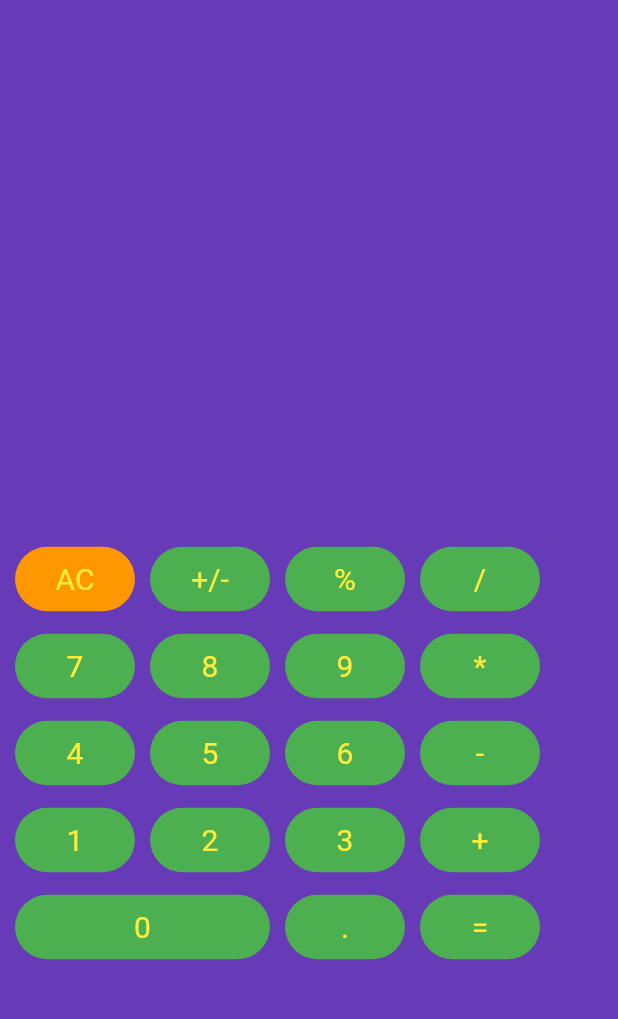
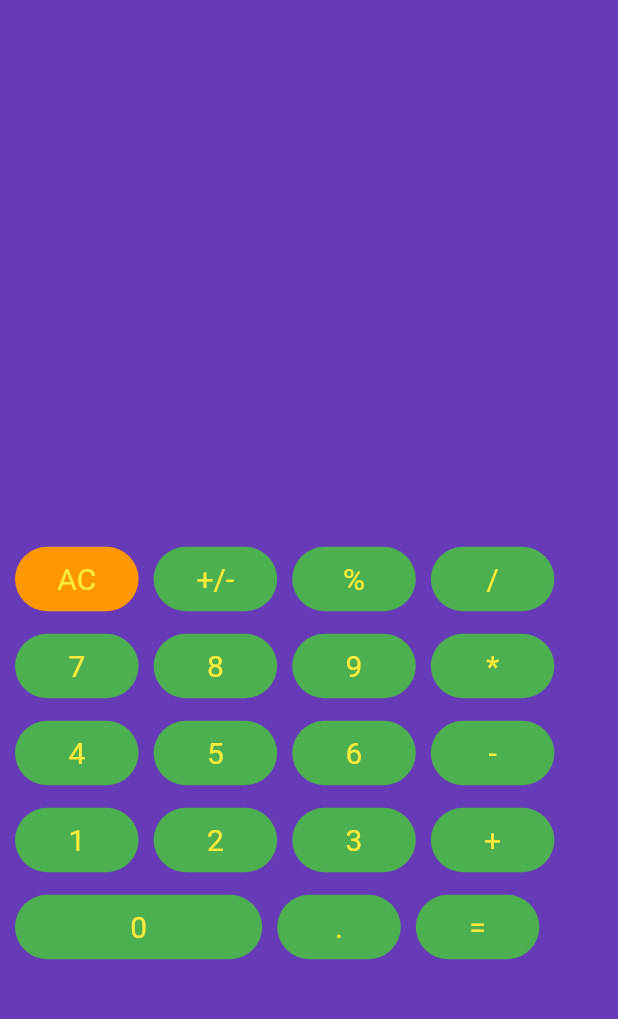
Before and after one commit to Akhil184/Calculator-App, a Flutter app: the screen it shows after launch, on a phone screen of 412 x 824 dp, the part 84-1103 px from its top. Run offline on Flutter 3.47's test engine with Material 3 defaults, Android fonts, the phone set to English and light mode, and no system bars; our stand-ins replace math_expressions.

Commit message:
made reponsive

```diff
--- a/lib/screens/calculator_page.dart
+++ b/lib/screens/calculator_page.dart
@@ -13,9 +13,11 @@ class _CalculatorState extends State<Calculator> {
 
   static TextEditingController controller = TextEditingController();
   static List<String> input=[];
+  var a;
 
   @override
   Widget build(BuildContext context) {
+    var a=MediaQuery.of(context).size;
     return Scaffold(
       backgroundColor:Colors.deepPurple,
       appBar: AppBar(
@@ -50,7 +52,7 @@ class _CalculatorState extends State<Calculator> {
 
                 Container(
                   margin: EdgeInsets.all(5),
-                  width: 80,
+                  width:a.width*0.2,
                   child: TextButton(
                     style: TextButton.styleFrom(
                         padding: const EdgeInsets.all(10),
@@ -67,7 +69,7 @@ class _CalculatorState extends State<Calculator> {
                 ),
                 Container(
                   margin: EdgeInsets.all(5),
-                  width: 80,
+                  width:a.width*0.2,
                   child: TextButton(
                     style: TextButton.styleFrom(
                         padding: const EdgeInsets.all(10),
@@ -86,7 +88,7 @@ class _CalculatorState extends State<Calculator> {
                 ),
                 Container(
                   margin: EdgeInsets.all(5),
-                  width: 80,
+                  width:a.width*0.2,
                   child: TextButton(
                     style: TextButton.styleFrom(
                         padding: const EdgeInsets.all(10),
@@ -102,7 +104,7 @@ class _CalculatorState extends State<Calculator> {
                 ),
                 Container(
                   margin: EdgeInsets.all(5),
-                  width: 80,
+                  width:a.width*0.2,
                   child: TextButton(
                     style: TextButton.styleFrom(
                         padding: const EdgeInsets.all(10),
@@ -126,7 +128,7 @@ class _CalculatorState extends State<Calculator> {
 
                 Container(
                   margin: EdgeInsets.all(5),
-                  width: 80,
+                  width:a.width*0.2,
                   child: TextButton(
                     style: TextButton.styleFrom(
                         padding: const EdgeInsets.all(10),
@@ -144,7 +146,7 @@ class _CalculatorState extends State<Calculator> {
                 ),
                 Container(
                   margin: EdgeInsets.all(5),
-                  width: 80,
+                  width:a.width*0.2,
                   child: TextButton(
                     style: TextButton.styleFrom(
                         padding: const EdgeInsets.all(10),
@@ -162,7 +164,7 @@ class _CalculatorState extends State<Calculator> {
                 ),
                 Container(
                   margin: EdgeInsets.all(5),
-                  width: 80,
+                  width: a.width*0.2,
                   child: TextButton(
                     style: TextButton.styleFrom(
                         padding: const EdgeInsets.all(10),
@@ -178,7 +180,7 @@ class _CalculatorState extends State<Calculator> {
                 ),
                 Container(
                   margin: EdgeInsets.all(5),
-                  width: 80,
+                  width: a.width*0.2,
                   child: TextButton(
                     style: TextButton.styleFrom(
                         padding: const EdgeInsets.all(10),
@@ -202,7 +204,7 @@ class _CalculatorState extends State<Calculator> {
 
                 Container(
                   margin: EdgeInsets.all(5),
-                  width: 80,
+                  width: a.width*0.2,
                   child: TextButton(
                     style: TextButton.styleFrom(
                         padding: const EdgeInsets.all(10),
@@ -218,7 +220,7 @@ class _CalculatorState extends State<Calculator> {
                 ),
                 Container(
                   margin: EdgeInsets.all(5),
-                  width: 80,
+                  width: a.width*0.2,
                   child: TextButton(
                     style: TextButton.styleFrom(
                         padding: const EdgeInsets.all(10),
@@ -234,7 +236,7 @@ class _CalculatorState extends State<Calculator> {
                 ),
                 Container(
                   margin: EdgeInsets.all(5),
-                  width: 80,
+                  width: a.width*0.2,
                   child: TextButton(
                     style: TextButton.styleFrom(
                         padding: const EdgeInsets.all(10),
@@ -250,7 +252,7 @@ class _CalculatorState extends State<Calculator> {
                 ),
                 Container(
                   margin: EdgeInsets.all(5),
-                  width: 80,
+                  width: a.width*0.2,
                   child: TextButton(
                     style: TextButton.styleFrom(
                         padding: const EdgeInsets.all(10),
@@ -276,7 +278,7 @@ class _CalculatorState extends State<Calculator> {
 
                 Container(
                   margin: EdgeInsets.all(5),
-                  width: 80,
+                  width: a.width*0.2,
                   child: TextButton(
                     style: TextButton.styleFrom(
                         padding: const EdgeInsets.all(10),
@@ -292,7 +294,7 @@ class _CalculatorState extends State<Calculator> {
                 ),
                 Container(
                   margin: EdgeInsets.all(5),
-                  width: 80,
+                  width: a.width*0.2,
                   child: TextButton(
                     style: TextButton.styleFrom(
                         padding: const EdgeInsets.all(10),
@@ -308,7 +310,7 @@ class _CalculatorState extends State<Calculator> {
                 ),
                 Container(
                   margin: EdgeInsets.all(5),
-                  width: 80,
+                  width: a.width*0.2,
                   child: TextButton(
                     style: TextButton.styleFrom(
                         padding: const EdgeInsets.all(10),
@@ -324,7 +326,7 @@ class _CalculatorState extends State<Calculator> {
                 ),
                 Container(
                   margin: EdgeInsets.all(5),
-                  width: 80,
+                  width: a.width*0.2,
                   child: TextButton(
                     style: TextButton.styleFrom(
                         padding: const EdgeInsets.all(10),
@@ -352,7 +354,7 @@ input.add('+');
 
                 Container(
                   margin: EdgeInsets.all(5),
-                  width: 170,
+                  width:a.width*0.4,
                   child: TextButton(
                     style: TextButton.styleFrom(
                         padding: const EdgeInsets.all(10),
@@ -368,7 +370,7 @@ input.add('+');
                 ),
                 Container(
                   margin: EdgeInsets.all(5),
-                  width: 80,
+                  width:a.width*0.2,
                   child: TextButton(
                     style: TextButton.styleFrom(
                         padding: const EdgeInsets.all(10),
@@ -381,7 +383,7 @@ input.add('+');
                 ),
                 Container(
                   margin: EdgeInsets.all(5),
-                  width: 80,
+                  width: a.width*0.2,
                   child: TextButton(
                     style: TextButton.styleFrom(
                         padding: const EdgeInsets.all(10),
```
